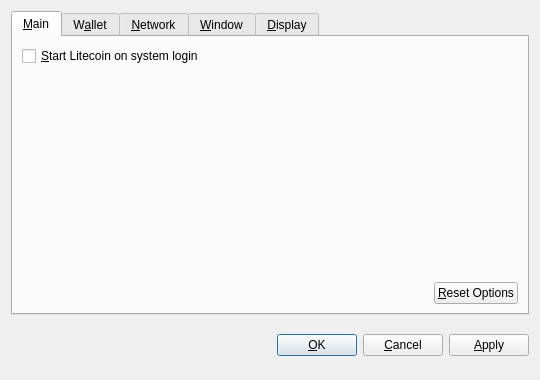
This is src/qt/forms/optionsdialog.ui in Kudos-Rewards/kudos-beta as Qt 5 draws it before an edit. The edited form follows.
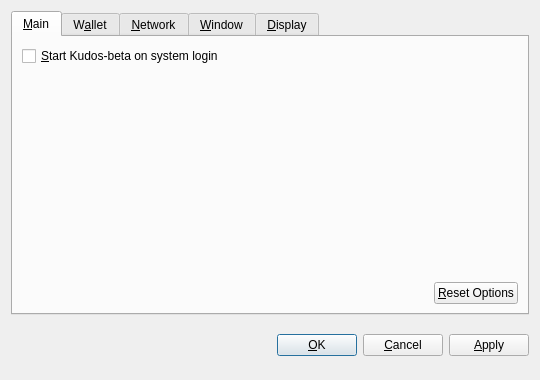
This is the edited form. Custom widgets are drawn as their Qt base class.

Diff of the .ui file:
```diff
--- a/src/qt/forms/optionsdialog.ui
+++ b/src/qt/forms/optionsdialog.ui
@@ -36,7 +36,7 @@
           <string>Automatically start Litecoin after logging in to the system.</string>
          </property>
          <property name="text">
-          <string>&amp;Start Litecoin on system login</string>
+          <string>&amp;Start Kudos-beta on system login</string>
          </property>
         </widget>
        </item>
```
Left out of the diff: 10 changed lines with no effect on the pictures.
